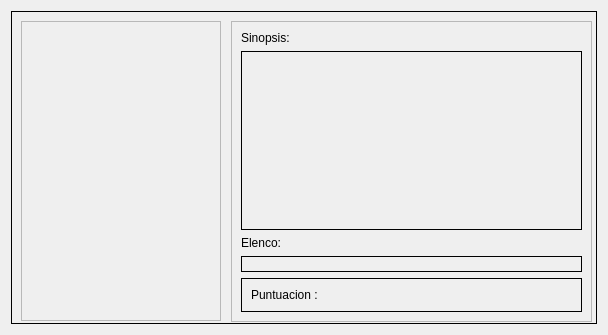
Before: the Qt Designer form ui/segunda_ventana.ui in EdgardoDanielSoto/buscador-de-peliculas, drawn with Qt 5.
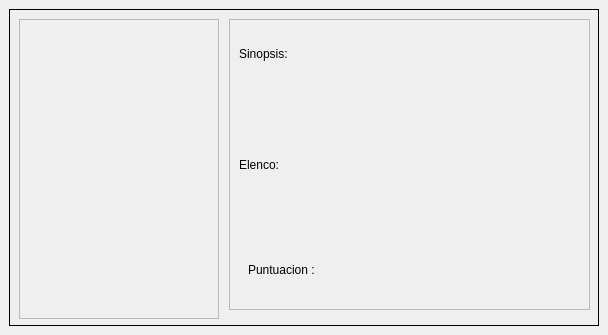
After: the same form once the commit is applied.

Commit message: cargar imagen poster y acomodar textos en segunda ventana

```diff
--- a/ui/segunda_ventana.ui
+++ b/ui/segunda_ventana.ui
@@ -2,6 +2,9 @@
 <ui version="4.0">
  <class>SegundaVentana</class>
  <widget class="QWidget" name="SegundaVentana">
+  <property name="enabled">
+   <bool>true</bool>
+  </property>
   <property name="geometry">
    <rect>
     <x>0</x>
@@ -25,9 +28,15 @@
   <property name="windowTitle">
    <string>Información de pelicula </string>
   </property>
-  <layout class="QVBoxLayout" name="verticalLayout">
-   <item>
     <widget class="QFrame" name="descripcion_imagen_texto">
+   <property name="geometry">
+    <rect>
+     <x>9</x>
+     <y>9</y>
+     <width>590</width>
+     <height>317</height>
+    </rect>
+   </property>
      <property name="sizePolicy">
       <sizepolicy hsizetype="Expanding" vsizetype="Expanding">
        <horstretch>0</horstretch>
@@ -87,7 +96,7 @@
         <x>220</x>
         <y>10</y>
         <width>361</width>
-        <height>301</height>
+      <height>291</height>
        </rect>
       </property>
       <property name="frameShape">
@@ -106,18 +115,6 @@
        </item>
        <item>
         <widget class="QLabel" name="texto_sinopsis">
-         <property name="sizePolicy">
-          <sizepolicy hsizetype="Expanding" vsizetype="Expanding">
-           <horstretch>0</horstretch>
-           <verstretch>0</verstretch>
-          </sizepolicy>
-         </property>
-         <property name="styleSheet">
-          <string notr="true"/>
-         </property>
-         <property name="frameShape">
-          <enum>QFrame::Shape::Box</enum>
-         </property>
          <property name="text">
           <string/>
          </property>
@@ -132,8 +129,14 @@
        </item>
        <item>
         <widget class="QLabel" name="nombres_actores">
+       <property name="sizePolicy">
+        <sizepolicy hsizetype="Ignored" vsizetype="Ignored">
+         <horstretch>0</horstretch>
+         <verstretch>0</verstretch>
+        </sizepolicy>
+       </property>
          <property name="frameShape">
-          <enum>QFrame::Shape::Box</enum>
+        <enum>QFrame::Shape::NoFrame</enum>
          </property>
          <property name="text">
           <string/>
@@ -143,34 +146,57 @@
        <item>
         <widget class="QFrame" name="frame">
          <property name="frameShape">
-          <enum>QFrame::Shape::Box</enum>
+        <enum>QFrame::Shape::NoFrame</enum>
          </property>
          <property name="frameShadow">
           <enum>QFrame::Shadow::Plain</enum>
          </property>
-         <layout class="QHBoxLayout" name="horizontalLayout">
-          <item>
+       <property name="lineWidth">
+        <number>1</number>
+       </property>
            <widget class="QLabel" name="encabezado_puntuacion">
+        <property name="geometry">
+         <rect>
+          <x>9</x>
+          <y>9</y>
+          <width>100</width>
+          <height>20</height>
+         </rect>
+        </property>
+        <property name="frameShape">
+         <enum>QFrame::Shape::NoFrame</enum>
+        </property>
+        <property name="frameShadow">
+         <enum>QFrame::Shadow::Plain</enum>
+        </property>
             <property name="text">
              <string>Puntuacion : </string>
             </property>
            </widget>
-          </item>
-          <item>
            <widget class="QLabel" name="puntuacion">
+        <property name="geometry">
+         <rect>
+          <x>174</x>
+          <y>9</y>
+          <width>81</width>
+          <height>19</height>
+         </rect>
+        </property>
+        <property name="sizePolicy">
+         <sizepolicy hsizetype="Ignored" vsizetype="Ignored">
+          <horstretch>0</horstretch>
+          <verstretch>0</verstretch>
+         </sizepolicy>
+        </property>
             <property name="text">
              <string/>
             </property>
            </widget>
-          </item>
-         </layout>
         </widget>
        </item>
       </layout>
      </widget>
     </widget>
-   </item>
-  </layout>
  </widget>
  <resources/>
  <connections/>
```
Lines whose indentation alone changed are shown as unchanged. The commit also changes 6 other files.
